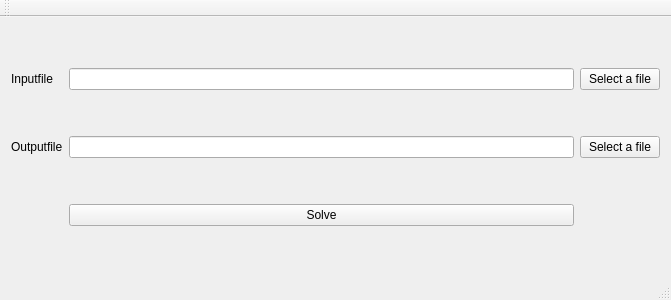
Above: Optiblech/mainwindow.ui from CSNWEB/gi-2015 before the change. Below: the same form after it.
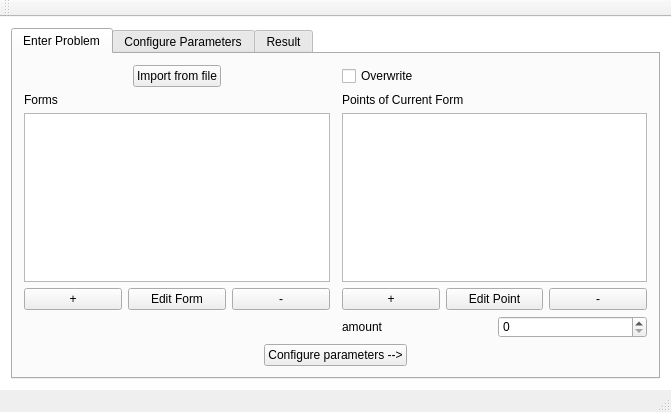
That is the form after the change.

Commit message: add svg view and new step gui

What changed in the file:
```diff
--- a/Optiblech/mainwindow.ui
+++ b/Optiblech/mainwindow.ui
@@ -7,58 +7,241 @@
     <x>0</x>
     <y>0</y>
     <width>671</width>
-    <height>300</height>
+    <height>412</height>
    </rect>
   </property>
   <property name="windowTitle">
    <string>MainWindow</string>
   </property>
+  <property name="autoFillBackground">
+   <bool>true</bool>
+  </property>
+  <property name="styleSheet">
+   <string notr="true">#centralWidget{
+	background:white;
+}</string>
+  </property>
   <widget class="QWidget" name="centralWidget">
+   <property name="styleSheet">
+    <string notr="true"/>
+   </property>
    <layout class="QHBoxLayout" name="horizontalLayout">
     <item>
-     <layout class="QGridLayout" name="gridLayout">
-      <item row="0" column="1">
-       <widget class="QLineEdit" name="inputFile"/>
-      </item>
-      <item row="1" column="0">
-       <widget class="QLabel" name="label_2">
-        <property name="text">
-         <string>Outputfile</string>
+     <widget class="QTabWidget" name="tabWidget">
+      <property name="enabled">
+       <bool>true</bool>
+      </property>
+      <property name="currentIndex">
+       <number>0</number>
+      </property>
+      <property name="documentMode">
+       <bool>false</bool>
+      </property>
+      <property name="tabsClosable">
+       <bool>false</bool>
+      </property>
+      <widget class="QWidget" name="tab">
+       <property name="enabled">
+        <bool>true</bool>
+       </property>
+       <attribute name="title">
+        <string>Enter Problem</string>
+       </attribute>
+       <layout class="QHBoxLayout" name="horizontalLayout_2">
+        <item>
+         <layout class="QGridLayout" name="gridLayout">
+          <item row="6" column="3">
+           <layout class="QHBoxLayout" name="horizontalLayout_7">
+            <property name="topMargin">
+             <number>0</number>
+            </property>
+            <item>
+             <widget class="QLabel" name="label_4">
+              <property name="text">
+               <string>amount</string>
+              </property>
+             </widget>
+            </item>
+            <item>
+             <widget class="QSpinBox" name="pointAmount"/>
+            </item>
+           </layout>
+          </item>
+          <item row="4" column="1">
+           <layout class="QHBoxLayout" name="horizontalLayout_6">
+            <item>
+             <widget class="QPushButton" name="addFormButton">
+              <property name="text">
+               <string>+</string>
+              </property>
+             </widget>
+            </item>
+            <item>
+             <widget class="QPushButton" name="editFormButton">
+              <property name="text">
+               <string>Edit Form</string>
+              </property>
+             </widget>
+            </item>
+            <item>
+             <widget class="QPushButton" name="delFormButton">
+              <property name="text">
+               <string>-</string>
+              </property>
+             </widget>
+            </item>
+           </layout>
+          </item>
+          <item row="1" column="1">
+           <widget class="QLabel" name="label">
+            <property name="text">
+             <string>Forms</string>
+            </property>
+           </widget>
+          </item>
+          <item row="3" column="1">
+           <widget class="QListWidget" name="absFormList"/>
+          </item>
+          <item row="4" column="3">
+           <layout class="QHBoxLayout" name="horizontalLayout_5">
+            <property name="topMargin">
+             <number>0</number>
+            </property>
+            <item>
+             <widget class="QPushButton" name="addPointButton">
+              <property name="text">
+               <string>+</string>
+              </property>
+             </widget>
+            </item>
+            <item>
+             <widget class="QPushButton" name="editPointButton">
+              <property name="text">
+               <string>Edit Point</string>
+              </property>
+             </widget>
+            </item>
+            <item>
+             <widget class="QPushButton" name="delPointButton">
+              <property name="text">
+               <string>-</string>
+              </property>
+             </widget>
+            </item>
+           </layout>
+          </item>
+          <item row="1" column="3">
+           <widget class="QLabel" name="label_2">
+            <property name="text">
+             <string>Points of Current Form</string>
+            </property>
+           </widget>
+          </item>
+          <item row="3" column="3">
+           <widget class="QListWidget" name="pointList"/>
+          </item>
+          <item row="0" column="3">
+           <widget class="QCheckBox" name="checkBox">
+            <property name="text">
+             <string>Overwrite</string>
+            </property>
+           </widget>
+          </item>
+          <item row="0" column="1" alignment="Qt::AlignHCenter">
+           <widget class="QPushButton" name="selectInputButton">
+            <property name="maximumSize">
+             <size>
+              <width>200</width>
+              <height>16777215</height>
+             </size>
+            </property>
+            <property name="text">
+             <string>Import from file</string>
+            </property>
+           </widget>
+          </item>
+          <item row="7" column="1" colspan="3" alignment="Qt::AlignHCenter">
+           <widget class="QPushButton" name="pushButton">
+            <property name="maximumSize">
+             <size>
+              <width>400</width>
+              <height>16777215</height>
+             </size>
+            </property>
+            <property name="text">
+             <string>Configure parameters --&gt;</string>
+            </property>
+           </widget>
+          </item>
+         </layout>
+        </item>
+       </layout>
+      </widget>
+      <widget class="QWidget" name="tab_2">
+       <property name="enabled">
+        <bool>true</bool>
+       </property>
+       <attribute name="title">
+        <string>Configure Parameters</string>
+       </attribute>
+       <layout class="QHBoxLayout" name="horizontalLayout_3">
+        <item>
+         <widget class="QPushButton" name="solveButton">
+          <property name="text">
+           <string>Solve</string>
+          </property>
+         </widget>
+        </item>
+       </layout>
+      </widget>
+      <widget class="QWidget" name="tab_3">
+       <property name="enabled">
+        <bool>true</bool>
+       </property>
+       <attribute name="title">
+        <string>Result</string>
+       </attribute>
+       <widget class="QWidget" name="gridLayoutWidget_3">
+        <property name="geometry">
+         <rect>
+          <x>40</x>
+          <y>30</y>
+          <width>561</width>
+          <height>211</height>
+         </rect>
         </property>
+        <layout class="QGridLayout" name="gridLayout_3">
+         <item row="2" column="0">
+          <widget class="QPushButton" name="pushButton_3">
+           <property name="text">
+            <string>PushButton</string>
+           </property>
+          </widget>
+         </item>
+         <item row="1" column="2">
+          <widget class="QPushButton" name="selectOutputButton">
+           <property name="text">
+            <string>Select a folder</string>
+           </property>
+          </widget>
+         </item>
+         <item row="1" column="1">
+          <widget class="QLineEdit" name="outputFile"/>
+         </item>
+         <item row="1" column="0">
+          <widget class="QLabel" name="label_3">
+           <property name="text">
+            <string>Outputfolder</string>
+           </property>
+          </widget>
+         </item>
+         <item row="0" column="1">
+          <layout class="QVBoxLayout" name="svgContainer"/>
+         </item>
+        </layout>
        </widget>
-      </item>
-      <item row="1" column="1">
-       <widget class="QLineEdit" name="outputFile"/>
-      </item>
-      <item row="2" column="1">
-       <widget class="QPushButton" name="solveButton">
-        <property name="text">
-         <string>Solve</string>
-        </property>
-       </widget>
-      </item>
-      <item row="0" column="0">
-       <widget class="QLabel" name="label">
-        <property name="text">
-         <string>Inputfile</string>
-        </property>
-       </widget>
-      </item>
-      <item row="0" column="2">
-       <widget class="QPushButton" name="selectInputButton">
-        <property name="text">
-         <string>Select a file</string>
-        </property>
-       </widget>
-      </item>
-      <item row="1" column="2">
-       <widget class="QPushButton" name="selectOutputButton">
-        <property name="text">
-         <string>Select a file</string>
-        </property>
-       </widget>
-      </item>
-     </layout>
+      </widget>
+     </widget>
     </item>
    </layout>
   </widget>
```
The commit also changes 7 other files.
